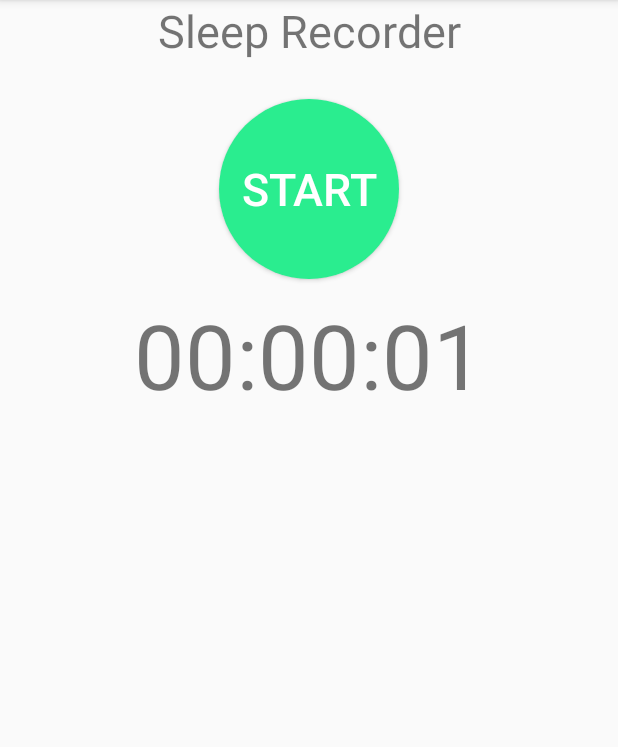
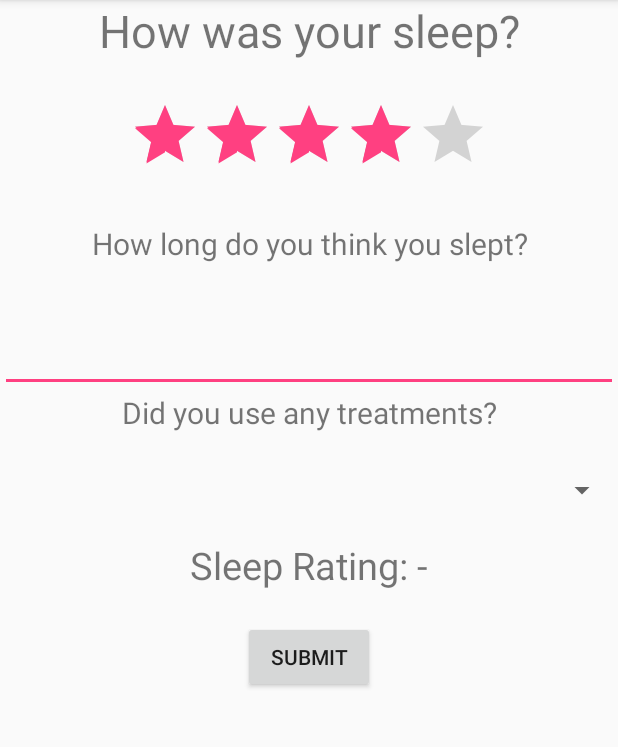
Before and after one commit to RosabelleArmstead/softeng-cw, an Android app: the SleepRecorder screen opened directly, with no data from a screen before it, after a tap on "STOP", on a phone screen of 412 x 824 dp, the part 84-831 px from its top. Run offline under Robolectric (Android 15) with nearby library versions, the light colour scheme and no system bars; 1 other tap on this screen came first.

Commit message:
Sleep rating added to SleepReview

```diff
--- a/app/src/main/java/com2027/cw/group7/resteasy/SleepRecorder.java
+++ b/app/src/main/java/com2027/cw/group7/resteasy/SleepRecorder.java
@@ -3,6 +3,7 @@ package com2027.cw.group7.resteasy;
 import android.Manifest;
 import android.app.Activity;
 import android.content.Context;
+import android.content.Intent;
 import android.content.pm.PackageManager;
 import android.hardware.Sensor;
 import android.hardware.SensorEvent;
@@ -26,7 +27,9 @@ import android.widget.TextView;
 import android.widget.Toast;
 
 import java.io.IOException;
+import java.text.ParseException;
 import java.text.SimpleDateFormat;
+import java.util.Date;
 import java.util.TimeZone;
 
 /**
@@ -148,9 +151,20 @@ public class SleepRecorder extends AppBaseActivity implements SensorEventListene
                 startSleep.setVisibility(View.VISIBLE);
                 stopSleep.setVisibility(View.GONE);
                 customHandler.removeCallbacks(updateTimerThread);
-                timer.getText().toString();
+                //timer.getText().toString();
                 stop();
                 stopSoundscape();
+
+                Intent myIntent = new Intent(SleepRecorder.this, SleepReview.class);
+
+                timeInMilliseconds = 18000000 ;//18000000 ms = 5 hours for testing
+                long sleepTime = (timeInMilliseconds / 1000)/3600 ; // Convert ms to hours
+                //TODO: FIX equation
+                String information = sleepTime + " " + exceedSoundThreshold + " "+exceedMovementThreshold;
+                Log.d("SleepRecorder",information);
+
+                myIntent.putExtra("information", information);
+                SleepRecorder.this.startActivity(myIntent);
             }
         });
     }
--- a/app/src/main/java/com2027/cw/group7/resteasy/SleepReview.java
+++ b/app/src/main/java/com2027/cw/group7/resteasy/SleepReview.java
@@ -1,12 +1,87 @@
 package com2027.cw.group7.resteasy;
 
+import android.content.Intent;
 import android.os.Bundle;
+import android.util.Log;
+import android.view.View;
+import android.widget.Button;
+import android.widget.RatingBar;
+import android.widget.TextView;
 
 public class SleepReview extends AppBaseActivity {
+
+    private String information;
+    private int sleepTime;
+    private int exceedSoundThreshold;
+    private int exceedMovementThreshold;
+
+    private TextView sleepRating;
+    private RatingBar ratingBar;
+    private Button submit;
 
     @Override
     protected void onCreate(Bundle savedInstanceState) {
         super.onCreate(savedInstanceState);
         setContentView(R.layout.activity_sleep_review);
+        getIntentInformation();
+
+        sleepRating = (TextView) findViewById(R.id.sleep_rating);
+
+        ratingBar = (RatingBar) findViewById(R.id.ratingBar);
+        ratingBar.setOnRatingBarChangeListener(new RatingBar.OnRatingBarChangeListener() {
+                    public void onRatingChanged(RatingBar ratingBar,
+                                                float rating, boolean fromUser) {
+                        if (ratingBar.getRating() < 1) ratingBar.setRating(1);
+                        sleepRating.setText("Sleep Rating: " + calculateSleepRating(sleepTime, exceedSoundThreshold, exceedMovementThreshold));
+                    }
+                });
+
+        submit = (Button) findViewById(R.id.submit_sleep_review);
+        submit.setOnClickListener(new View.OnClickListener() {
+            public void onClick(View v) {
+                Intent myIntent = new Intent(SleepReview.this, SleepRecorder.class);
+                SleepReview.this.startActivity(myIntent);
+            }
+        });
     }
+
+    /**
+     * Method used to receive information from SleepRecorder Activity, so sleep quality can be quantified
+     */
+    private void getIntentInformation() {
+        Intent intent = getIntent();
+        information = intent.getStringExtra("information");
+        Log.d("SleepReview Information",information);
+
+        String[] splited = information.split("\\s+");
+
+        try {
+            sleepTime = Integer.parseInt(splited[0]);
+            exceedSoundThreshold = Integer.parseInt(splited[1]);
+            exceedMovementThreshold = Integer.parseInt(splited[2]);
+        } catch (NumberFormatException nfe) {
+            System.out.println("Could not parse " + nfe);
+        }
+    }
+
+    /**
+     * Calculate sleep quality rating using sleep data
+     *
+     * @param sleepTime time of sleep in hours
+     * @param exceedSoundThreshold # of times the sound threshold was crossed
+     * @param exceedMovementThreshold # of times the movement threshold was crossed
+     * @return the sleep rating
+     */
+    private String calculateSleepRating(int sleepTime, int exceedSoundThreshold, int exceedMovementThreshold) {
+        double sleepRating = 60;
+        Log.d("SleepReview Ints", sleepTime +" "+ exceedSoundThreshold+" "+ exceedMovementThreshold);
+
+        sleepRating = (sleepRating - (exceedSoundThreshold + exceedMovementThreshold) - (Math.abs(sleepTime - 7.5)) * 4) * (ratingBar.getRating()/3);
+        if (sleepRating<0) sleepRating = 0;
+        if (sleepRating>100) sleepRating = 100;
+        int intSleepTime = (int) Math.round(sleepRating);
+        //return Integer.toString(Math.round(sleepTime));
+        return Integer.toString(intSleepTime);
+    }
+
 }
--- a/app/src/main/res/layout/activity_sleep_review.xml
+++ b/app/src/main/res/layout/activity_sleep_review.xml
@@ -50,6 +50,16 @@
         android:layout_width="match_parent"
         android:layout_height="wrap_content"
         android:paddingBottom="25dp" />
+
+    <TextView
+        android:id="@+id/sleep_rating"
+        android:layout_width="match_parent"
+        android:layout_height="wrap_content"
+        android:text="@string/sleep_rating"
+        android:gravity="center_horizontal"
+        android:textSize="25sp"
+        android:padding="20dp"/>
+
     <Button
         android:id="@+id/submit_sleep_review"
         android:layout_width="wrap_content"
--- a/app/src/main/res/values/strings.xml
+++ b/app/src/main/res/values/strings.xml
@@ -21,4 +21,5 @@
     <string name="start_sleep">START</string>
     <string name="stop_sleep">STOP</string>
     <string name="cancel_sleep">CANCEL</string>
+    <string name="sleep_rating">Sleep Rating: - </string>
 </resources>
```
Also changed, not shown: app/build.gradle (+5 -4 lines).
